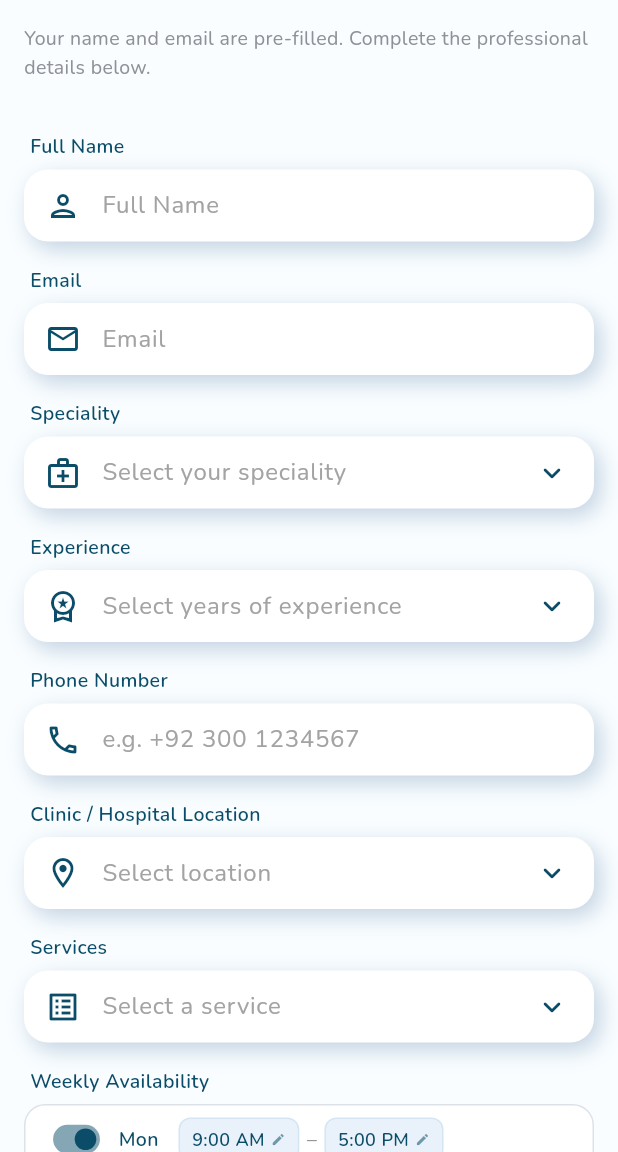
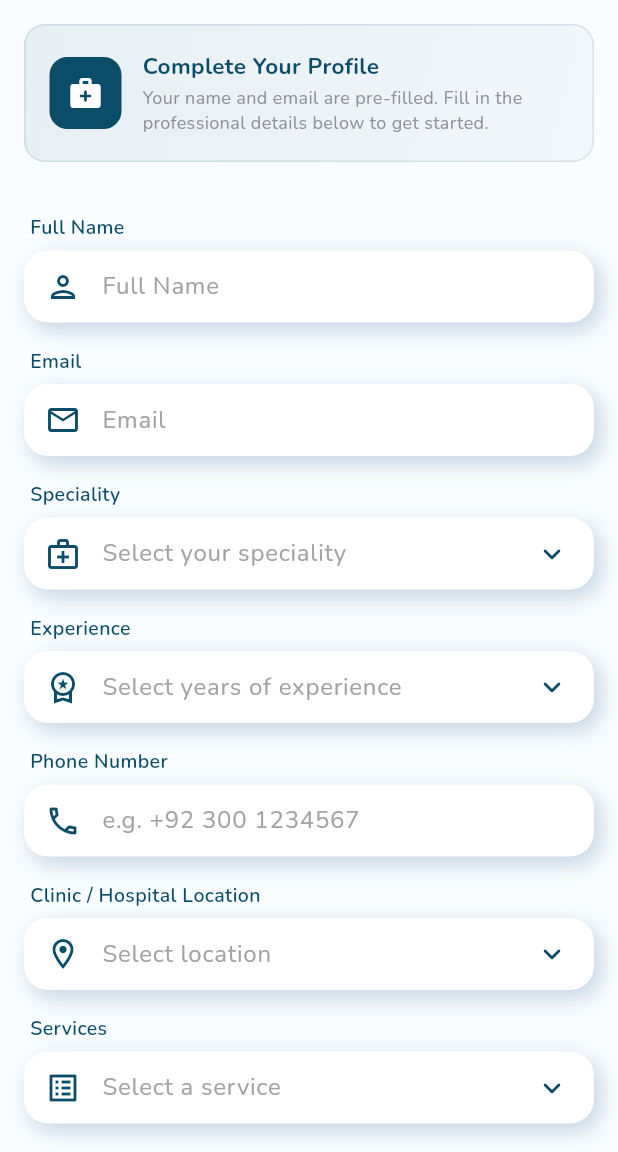
Before and after one commit to ZunairaMughal24/doctor_appointment, a Flutter app: the RegisterAsDoctorPage screen opened by its route, on a phone screen of 412 x 824 dp, the part 84-1236 px from its top. Run offline on Flutter 3.47's test engine with Material 3 defaults, Android fonts, the light colour scheme and no system bars; our stand-ins replace bloc_concurrency, cached_network_image, cloud_firestore, dartz, equatable, firebase_auth and 9 more; missing offline and left inert: google_mlkit_face_detection; accounts and stored records are empty.

Commit message:
feat: add doctor speciality handling in appointment models and views

```diff
--- a/lib/features/appointments/data/models/appointment_model.dart
+++ b/lib/features/appointments/data/models/appointment_model.dart
@@ -13,6 +13,7 @@ class AppointmentModel extends AppointmentEntity {
     required super.appointmentDay,
     required super.appointmentDate,
     super.doctorPhone,
+    super.doctorSpeciality,
     super.appointmentTime,
     super.consultationType,
     super.status,
@@ -32,6 +33,7 @@ class AppointmentModel extends AppointmentEntity {
       doctorId: data['appointment_with_id'] ?? '',
       doctorName: data['appointment_with_name'] ?? '',
       doctorPhone: data['appointment_with_number'] ?? '',
+      doctorSpeciality: data['appointment_with_speciality'] ?? '',
       appointmentDay: data['appointment_day'] ?? '',
       appointmentDate: data['appointment_date'] ?? '',
       appointmentTime: data['appointment_time'] ?? '',
@@ -56,6 +58,7 @@ class AppointmentModel extends AppointmentEntity {
         'appointment_with_id': doctorId,
         'appointment_with_name': doctorName,
         'appointment_with_number': doctorPhone,
+        'appointment_with_speciality': doctorSpeciality,
         'appointment_day': appointmentDay,
         'appointment_date': appointmentDate,
         'appointment_time': appointmentTime,
--- a/lib/features/appointments/domain/entities/appointment_entity.dart
+++ b/lib/features/appointments/domain/entities/appointment_entity.dart
@@ -45,6 +45,9 @@ class AppointmentEntity extends Equatable {
   final String doctorId;
   final String doctorName;
 
+  /// Doctor's speciality/type (e.g. Cardiologist).
+  final String doctorSpeciality;
+
   /// Doctor's phone — stored so a patient can reach them (e.g. WhatsApp).
   final String doctorPhone;
 
@@ -78,6 +81,7 @@ class AppointmentEntity extends Equatable {
     required this.appointmentDay,
     required this.appointmentDate,
     this.doctorPhone = '',
+    this.doctorSpeciality = '',
     this.appointmentTime = '',
     this.consultationType = ConsultationType.inPerson,
     this.status = AppointmentStatus.pending,
@@ -159,6 +163,7 @@ class AppointmentEntity extends Equatable {
       doctorId: doctorId,
       doctorName: doctorName,
       doctorPhone: doctorPhone,
+      doctorSpeciality: doctorSpeciality,
       appointmentDay: appointmentDay,
       appointmentDate: appointmentDate,
       appointmentTime: appointmentTime,
--- a/lib/features/appointments/presentation/pages/my_appointments_page.dart
+++ b/lib/features/appointments/presentation/pages/my_appointments_page.dart
@@ -127,6 +127,7 @@ class _PatientAppointmentsState extends State<_PatientAppointments>
                   _AppointmentListBody(
                     state: _filtered(state, active: true),
                     titleOf: (a) => a.doctorName,
+                    isPatient: true,
                     currentUserId: uid,
                     emptyMessage: 'No active appointments',
                     emptyIcon: Icons.event_available_outlined,
@@ -137,6 +138,7 @@ class _PatientAppointmentsState extends State<_PatientAppointments>
                   _AppointmentListBody(
                     state: _filtered(state, active: false),
                     titleOf: (a) => a.doctorName,
+                    isPatient: true,
                     currentUserId: uid,
                     emptyMessage: 'No past appointments',
                     emptyIcon: Icons.history_rounded,
@@ -331,6 +333,7 @@ class _AppointmentListBody extends StatelessWidget {
             return AppointmentTile(
               title: titleOf(appt),
               subtitle: appt.appointmentDay,
+              speciality: isPatient ? appt.doctorSpeciality : '',
               isPatient: isPatient,
               status: appt.effectiveStatus,
               onTap: () async {
--- a/lib/features/appointments/presentation/viewmodels/schedule_appointment_viewmodel.dart
+++ b/lib/features/appointments/presentation/viewmodels/schedule_appointment_viewmodel.dart
@@ -73,6 +73,7 @@ class ScheduleAppointmentViewModel {
       doctorId: doctor.id,
       doctorName: doctor.name,
       doctorPhone: doctor.phoneNumber,
+      doctorSpeciality: doctor.speciality,
       appointmentDay: selectedDay,
       appointmentDate: formattedDate,
       appointmentTime: selectedTime ?? '',
--- a/lib/features/auth/presentation/pages/register_as_doctor_page.dart
+++ b/lib/features/auth/presentation/pages/register_as_doctor_page.dart
@@ -78,9 +78,65 @@ class _RegisterAsDoctorPageState extends State<RegisterAsDoctorPage> {
             padding: const EdgeInsets.fromLTRB(16, 16, 16, 32),
             physics: const BouncingScrollPhysics(),
             children: [
-              const Text(
-                'Your name and email are pre-filled. Complete the professional details below.',
-                style: TextStyle(fontSize: 13, color: AppColors.textSecondary),
+              // ── Professional header ──────────────────────────────────────
+              Container(
+                padding: const EdgeInsets.all(16),
+                decoration: BoxDecoration(
+                  gradient: LinearGradient(
+                    colors: [
+                      AppColors.primary.withValues(alpha: 0.08),
+                      AppColors.primary.withValues(alpha: 0.03),
+                    ],
+                    begin: Alignment.topLeft,
+                    end: Alignment.bottomRight,
+                  ),
+                  borderRadius: BorderRadius.circular(14),
+                  border: Border.all(
+                    color: AppColors.primary.withValues(alpha: 0.12),
+                  ),
+                ),
+                child: Row(
+                  children: [
+                    Container(
+                      width: 48,
+                      height: 48,
+                      decoration: BoxDecoration(
+                        color: AppColors.primary,
+                        borderRadius: BorderRadius.circular(12),
+                      ),
+                      child: const Icon(
+                        Icons.medical_services_rounded,
+                        color: Colors.white,
+                        size: 24,
+                      ),
+                    ),
+                    const SizedBox(width: 14),
+                    const Expanded(
+                      child: Column(
+                        crossAxisAlignment: CrossAxisAlignment.start,
+                        children: [
+                          Text(
+                            'Complete Your Profile',
+                            style: TextStyle(
+                              fontSize: 15,
+                              fontWeight: FontWeight.w700,
+                              color: AppColors.primary,
+                            ),
+                          ),
+                          SizedBox(height: 3),
+                          Text(
+                            'Your name and email are pre-filled. Fill in the professional details below to get started.',
+                            style: TextStyle(
+                              fontSize: 12,
+                              color: AppColors.textSecondary,
+                              height: 1.4,
+                            ),
+                          ),
+                        ],
+                      ),
+                    ),
+                  ],
+                ),
               ),
               const SizedBox(height: 20),
 
```
Also changed, not shown: lib/features/appointments/data/datasources/appointment_remote_data_source.dart (+53 -3 lines), lib/features/appointments/presentation/pages/appointment_detail_page.dart (+7 -1 lines), lib/features/appointments/presentation/widgets/appointment_tile.dart (+22 -3 lines), lib/features/doctors/presentation/widgets/home_sections.dart (+11 -7 lines).
